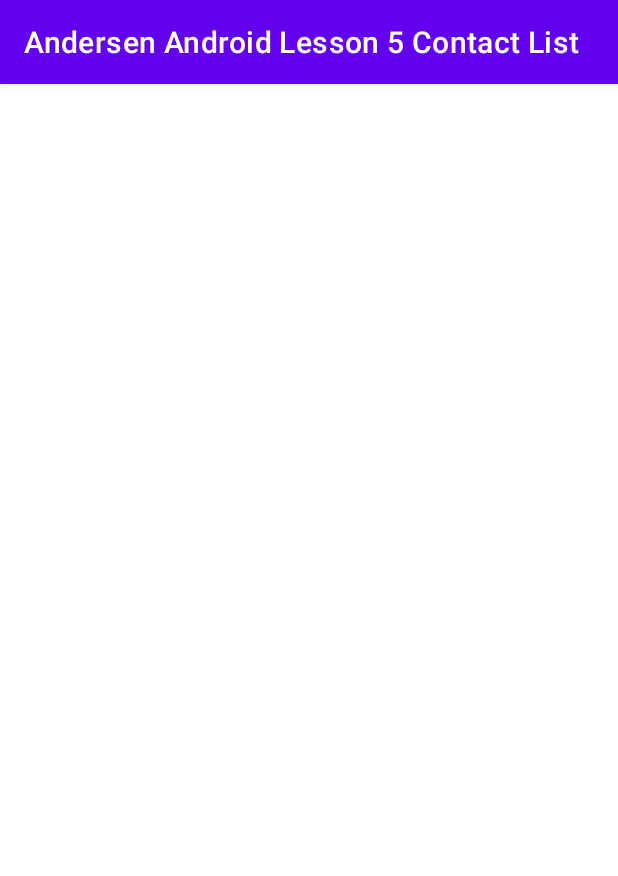
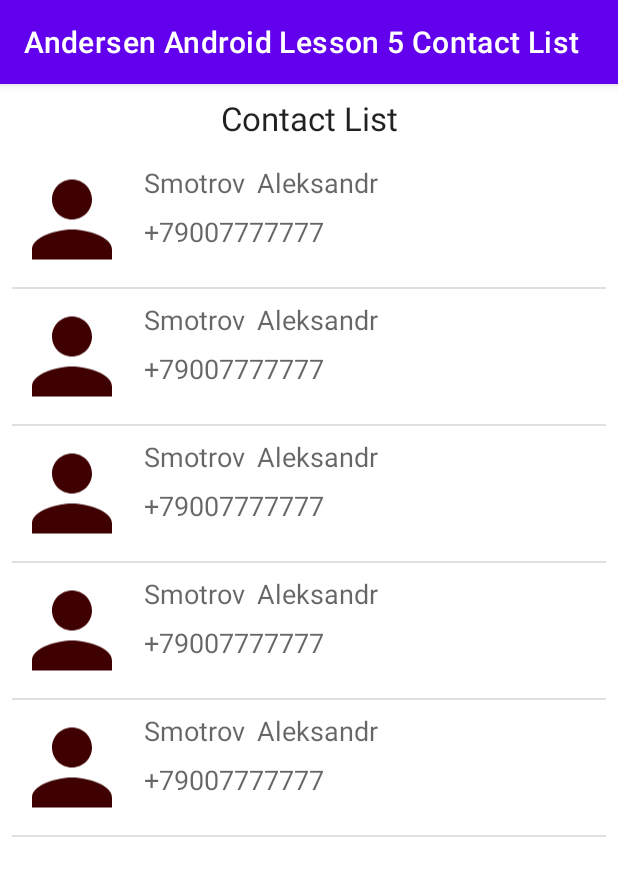
Before and after one commit to yakovbenalex/Andersen-Android-Lesson-5-Contact-List, an Android app: the screen it shows after launch (MainActivity), on a phone screen of 412 x 824 dp. Shown: the top 876 px of the screen. Run offline under Robolectric (Android 15) with nearby library versions, the phone set to English and light mode, and no system bars.

Commit message:
Base fragment work - 2 fragments (contacts list and contact details)

```diff
--- a/app/build.gradle
+++ b/app/build.gradle
@@ -37,6 +37,7 @@ dependencies {
     implementation 'androidx.appcompat:appcompat:1.4.1'
     implementation 'com.google.android.material:material:1.5.0'
     implementation 'androidx.constraintlayout:constraintlayout:2.1.3'
+    implementation 'androidx.legacy:legacy-support-v4:1.0.0'
     testImplementation 'junit:junit:4.13.2'
     androidTestImplementation 'androidx.test.ext:junit:1.1.3'
     androidTestImplementation 'androidx.test.espresso:espresso-core:3.4.0'
--- /dev/null
+++ b/app/src/main/java/ru/opalevapps/andersenandroidlesson5contactlist/Contact.kt
@@ -0,0 +1,8 @@
+package ru.opalevapps.andersenandroidlesson5contactlist
+
+data class Contact(
+    val firstName: String = "Smotrov",
+    val lastName: String = "Aleksandr",
+    val phone: String = "+79007777777",
+) {
+}
--- /dev/null
+++ b/app/src/main/java/ru/opalevapps/andersenandroidlesson5contactlist/ContactListAdapter.kt
@@ -0,0 +1,41 @@
+package ru.opalevapps.andersenandroidlesson5contactlist
+
+import android.content.Context
+import android.view.LayoutInflater
+import android.view.View
+import android.view.ViewGroup
+import android.widget.BaseAdapter
+import android.widget.TextView
+import kotlin.collections.ArrayList
+
+
+class ContactListAdapter(
+    private val context: Context,
+    private val contacts: ArrayList<Contact>
+) : BaseAdapter() {
+    //    private lateinit var context: Context
+//    private lateinit var layoutInflater: LayoutInflater
+//    private lateinit var objects: ArrayList<Contact>
+
+    private lateinit var firstName: TextView
+    private lateinit var lastName: TextView
+    private lateinit var phone: TextView
+
+    override fun getCount(): Int = contacts.size
+
+    override fun getItem(p0: Int): Any = contacts[p0]
+
+    override fun getItemId(p0: Int): Long = p0.toLong()
+
+    override fun getView(p0: Int, p1: View?, p2: ViewGroup?): View {
+        val view = LayoutInflater.from(context).inflate(R.layout.item_contact, p2, false)
+
+        firstName = view!!.findViewById(R.id.tvContactFirstName)
+        lastName = view.findViewById(R.id.tvContactLastName)
+        phone = view.findViewById(R.id.tvContactPhone)
+        firstName.text = contacts[p0].firstName
+        lastName.text = contacts[p0].lastName
+        phone.text = contacts[p0].phone
+        return view
+    }
+}
--- /dev/null
+++ b/app/src/main/java/ru/opalevapps/andersenandroidlesson5contactlist/FragmentContactList.kt
@@ -0,0 +1,68 @@
+package ru.opalevapps.andersenandroidlesson5contactlist
+
+import android.os.Bundle
+import android.util.Log
+import android.view.LayoutInflater
+import android.view.View
+import android.view.ViewGroup
+import android.widget.ListView
+import androidx.fragment.app.Fragment
+
+class FragmentContactList : Fragment() {
+    lateinit var lvContactList: ListView
+    var contactArrayList: ArrayList<Contact> = ArrayList()
+    var contactListAdapter: ContactListAdapter? = null
+
+    override fun onCreate(savedInstanceState: Bundle?) {
+        super.onCreate(savedInstanceState)
+
+        repeat(5) {
+            contactArrayList.add(Contact())
+        }
+    }
+
+    override fun onCreateView(
+        inflater: LayoutInflater, container: ViewGroup?,
+        savedInstanceState: Bundle?
+    ): View? {
+        val root: View = inflater.inflate(R.layout.fragment_contact, container, false)
+
+        lvContactList = root.findViewById(R.id.lvContactList)
+        contactListAdapter = ContactListAdapter(root.context, contactArrayList)
+        lvContactList.adapter = contactListAdapter
+
+        // listView on item click listener
+        lvContactList.setOnItemClickListener { adapterView, view, position, id ->
+            val element = adapterView.getItemAtPosition(position) as Contact
+
+            requireActivity().supportFragmentManager.apply {
+                if (findFragmentByTag(FragmentContactDetails.FRAGMENT_CONTACT_DETAILS) == null) {
+                    beginTransaction().run {
+                        replace(
+                            R.id.fragment_container,
+                            FragmentContactDetails.newInstance(
+                                element.firstName,
+                                element.lastName,
+                                element.phone
+                            ),
+                            FragmentContactDetails.FRAGMENT_CONTACT_DETAILS
+                        )
+                        addToBackStack(FragmentContactDetails.FRAGMENT_CONTACT_DETAILS)
+                        commit()
+                    }
+                }
+            }
+        }
+
+        // Inflate the layout for this fragment
+        return root
+    }
+
+    companion object {
+        const val FRAGMENT_CONTACT_LIST = "FRAGMENT_CONTACT_LIST"
+        const val REQUEST_KEY = "FRAGMENT_CONTACT_LIST_REQUEST_KEY"
+
+        @JvmStatic
+        fun newInstance() = FragmentContactList()
+    }
+}
--- a/app/src/main/java/ru/opalevapps/andersenandroidlesson5contactlist/MainActivity.kt
+++ b/app/src/main/java/ru/opalevapps/andersenandroidlesson5contactlist/MainActivity.kt
@@ -1,11 +1,20 @@
 package ru.opalevapps.andersenandroidlesson5contactlist
 
+import android.os.Bundle
 import androidx.appcompat.app.AppCompatActivity
-import android.os.Bundle
+
 
 class MainActivity : AppCompatActivity() {
     override fun onCreate(savedInstanceState: Bundle?) {
         super.onCreate(savedInstanceState)
         setContentView(R.layout.activity_main)
+
+        if (supportFragmentManager.findFragmentByTag(FragmentContactList.FRAGMENT_CONTACT_LIST) == null) {
+            supportFragmentManager.beginTransaction().run {
+                replace(R.id.fragment_container, FragmentContactList.newInstance(), FragmentContactList.FRAGMENT_CONTACT_LIST)
+                addToBackStack(FragmentContactList.FRAGMENT_CONTACT_LIST)
+                commit()
+            }
+        }
     }
 }
--- /dev/null
+++ b/app/src/main/res/drawable/ic_person.xml
@@ -0,0 +1,5 @@
+<vector android:height="24dp" android:tint="#3E0000"
+    android:viewportHeight="24" android:viewportWidth="24"
+    android:width="24dp" xmlns:android="http://schemas.android.com/apk/res/android">
+    <path android:fillColor="@android:color/white" android:pathData="M12,12c2.21,0 4,-1.79 4,-4s-1.79,-4 -4,-4 -4,1.79 -4,4 1.79,4 4,4zM12,14c-2.67,0 -8,1.34 -8,4v2h16v-2c0,-2.66 -5.33,-4 -8,-4z"/>
+</vector>
--- a/app/src/main/res/layout/activity_main.xml
+++ b/app/src/main/res/layout/activity_main.xml
@@ -4,4 +4,27 @@
     xmlns:tools="http://schemas.android.com/tools"
     android:layout_width="match_parent"
     android:layout_height="match_parent"
-    tools:context=".MainActivity"/>
+    tools:context=".MainActivity">
+
+    <TextView
+        android:id="@+id/textViewLabel"
+        android:layout_width="wrap_content"
+        android:layout_height="wrap_content"
+        android:layout_margin="@dimen/margin_default"
+        android:text="@string/contact_list"
+        android:textAppearance="@style/TextAppearance.AppCompat.Large"
+        app:layout_constraintEnd_toEndOf="parent"
+        app:layout_constraintStart_toStartOf="parent"
+        app:layout_constraintTop_toTopOf="parent" />
+
+    <FrameLayout
+        android:id="@+id/fragment_container"
+        android:layout_width="match_parent"
+        android:layout_height="0dp"
+        android:layout_margin="@dimen/margin_default"
+        app:layout_constraintBottom_toBottomOf="parent"
+        app:layout_constraintEnd_toEndOf="parent"
+        app:layout_constraintStart_toStartOf="parent"
+        app:layout_constraintTop_toBottomOf="@+id/textViewLabel" />
+
+</androidx.constraintlayout.widget.ConstraintLayout>
--- /dev/null
+++ b/app/src/main/res/layout/fragment_contact.xml
@@ -0,0 +1,13 @@
+<?xml version="1.0" encoding="utf-8"?>
+<LinearLayout xmlns:android="http://schemas.android.com/apk/res/android"
+    xmlns:tools="http://schemas.android.com/tools"
+    android:layout_width="match_parent"
+    android:layout_height="match_parent"
+    tools:context=".FragmentContactList">
+
+    <ListView
+        android:layout_width="match_parent"
+        android:layout_height="match_parent"
+        android:id="@+id/lvContactList" />
+
+</LinearLayout>
--- /dev/null
+++ b/app/src/main/res/layout/item_contact.xml
@@ -0,0 +1,49 @@
+<?xml version="1.0" encoding="utf-8"?>
+<androidx.constraintlayout.widget.ConstraintLayout xmlns:android="http://schemas.android.com/apk/res/android"
+    xmlns:app="http://schemas.android.com/apk/res-auto"
+    xmlns:tools="http://schemas.android.com/tools"
+    android:layout_width="match_parent"
+    android:layout_height="90dp">
+
+    <ImageView
+        android:id="@+id/ivContactPhoto"
+        android:layout_width="80dp"
+        android:layout_height="match_parent"
+        app:layout_constraintStart_toStartOf="parent"
+
+        app:srcCompat="@drawable/ic_person" />
+
+    <TextView
+        android:id="@+id/tvContactFirstName"
+        android:layout_width="wrap_content"
+        android:layout_height="wrap_content"
+        android:layout_margin="@dimen/margin_default"
+        android:text="First Name"
+        android:textAppearance="@style/TextAppearance.AppCompat.Medium"
+        app:layout_constraintStart_toEndOf="@+id/ivContactPhoto"
+        app:layout_constraintTop_toTopOf="parent" />
+
+    <TextView
+        android:id="@+id/tvContactLastName"
+        android:layout_width="0dp"
+        android:layout_height="wrap_content"
+        android:layout_margin="@dimen/margin_default"
+        android:text="Last Name"
+        android:textAppearance="@style/TextAppearance.AppCompat.Medium"
+        app:layout_constraintEnd_toEndOf="parent"
+        app:layout_constraintStart_toEndOf="@+id/tvContactFirstName"
+        app:layout_constraintTop_toTopOf="parent" />
+
+    <TextView
+        android:id="@+id/tvContactPhone"
+        android:layout_width="0dp"
+        android:layout_height="wrap_content"
+        android:layout_margin="@dimen/margin_default"
+        android:text="Phone number"
+        android:textAppearance="@style/TextAppearance.AppCompat.Medium"
+        app:layout_constraintEnd_toEndOf="parent"
+        app:layout_constraintStart_toEndOf="@+id/ivContactPhoto"
+        app:layout_constraintTop_toBottomOf="@+id/tvContactFirstName" />
+
+
+</androidx.constraintlayout.widget.ConstraintLayout>
--- /dev/null
+++ b/app/src/main/res/values/dimens.xml
@@ -0,0 +1,4 @@
+<?xml version="1.0" encoding="utf-8"?>
+<resources>
+    <dimen name="margin_default">8dp</dimen>
+</resources>
```
Also changed, not shown: app/src/main/java/ru/opalevapps/andersenandroidlesson5contactlist/FragmentContactDetails.kt (added, +55 -0 lines), app/src/main/res/layout/fragment_contact_details.xml (added, +91 -0 lines), app/src/main/res/values/strings.xml (+7 -0 lines).
